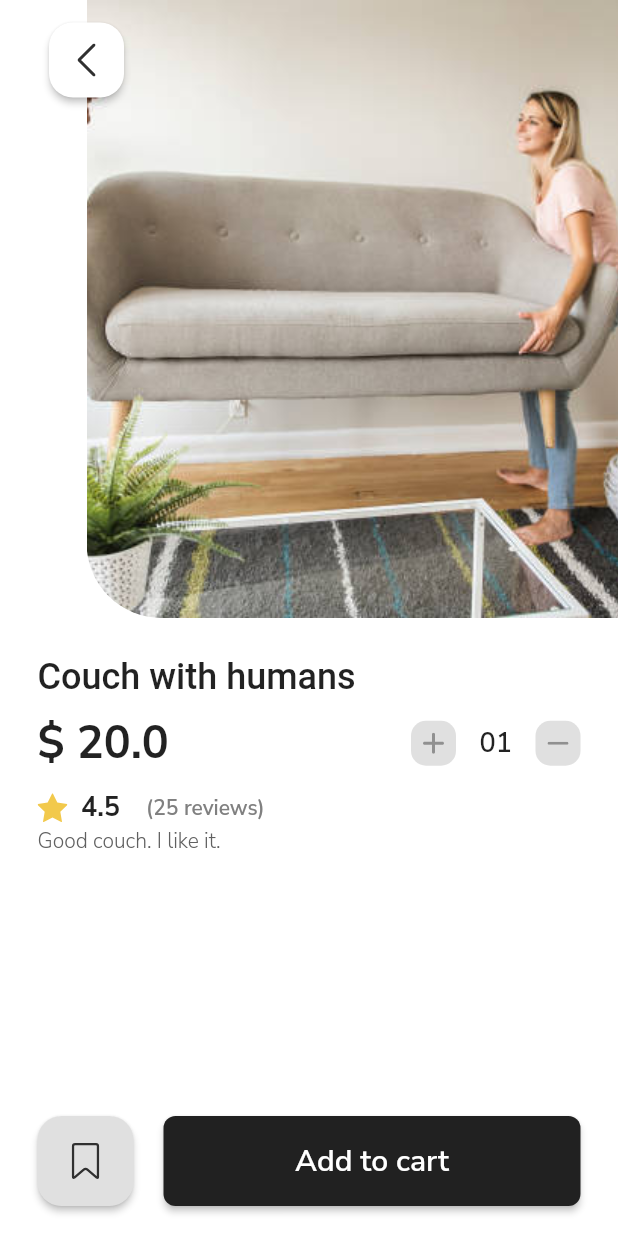
After one commit to Emperator122/furniture_design_flutter, a Flutter app: the HomePage screen opened directly, after a tap on "Couch with humans", on a phone screen of 412 x 824 dp. The commit adds this screen. Run offline on Flutter 3.47's test engine with Material 2 defaults, Android fonts, the phone set to English and light mode, and no system bars; our stand-ins replace bloc, flutter_svg, google_fonts; Roboto replaces fonts that are missing (Gelasio).

Commit message:
product screen

```diff
--- a/lib/home/categories_widget.dart
+++ b/lib/home/categories_widget.dart
@@ -1,6 +1,6 @@
 import 'package:flutter/material.dart';
 import 'package:flutter_svg/flutter_svg.dart';
-import 'package:furniture/home/models/item_category.dart';
+import 'package:furniture/home/models/product_category.dart';
 import 'package:furniture/home/resources.dart';
 import 'package:furniture/misc/value_cubit.dart';
 import 'package:furniture/ui/colors.dart';
--- a/lib/home/home_page.dart
+++ b/lib/home/home_page.dart
@@ -1,8 +1,9 @@
 import 'package:flutter/material.dart';
 import 'package:flutter_svg/flutter_svg.dart';
 import 'package:furniture/home/categories_widget.dart';
-import 'package:furniture/home/models/item_category.dart';
+import 'package:furniture/home/models/product_category.dart';
 import 'package:furniture/home/product_grid_item.dart';
+import 'package:furniture/home/product/product_page.dart';
 import 'package:furniture/home/resources.dart';
 import 'package:furniture/misc/value_cubit.dart';
 import 'package:furniture/ui/colors.dart';
@@ -91,7 +92,7 @@ class HomePageState extends State<HomePage> {
     final ratio = (MediaQuery.of(context).size.width / 2 -
             2 * HomeSizes.productsListMargin -
             HomeSizes.productsListMargin) /
-        (HomeSizes.productImageHeight+10);
+        (HomeSizes.productImageHeight + 10);
     return SingleChildScrollView(
       physics: const BouncingScrollPhysics(),
       child: Column(
@@ -117,7 +118,11 @@ class HomePageState extends State<HomePage> {
                   (product) => ProductGridItem(
                     product: product,
                     onTap: () {
-                      return;
+                      Navigator.of(context).push(
+                        MaterialPageRoute(
+                          builder: (context) => ProductPage(product: product),
+                        ),
+                      );
                     },
                   ),
                 )
--- a/lib/home/models/product.dart
+++ b/lib/home/models/product.dart
@@ -1,5 +1,3 @@
-import 'package:flutter/foundation.dart';
-
 class Product {
   final String name;
   final double price;
--- /dev/null
+++ b/lib/home/product/back_button.dart
@@ -0,0 +1,35 @@
+import 'package:flutter/material.dart';
+import 'package:flutter_svg/flutter_svg.dart';
+import 'package:furniture/home/product/resources.dart';
+import 'package:furniture/ui/colors.dart';
+import 'package:furniture/ui/icons.dart';
+
+class ProductBackButton extends StatelessWidget {
+  final void Function()? onPressed;
+
+  const ProductBackButton({Key? key, this.onPressed,}) : super(key: key);
+
+  @override
+  Widget build(BuildContext context) {
+    return SizedBox(
+      width: ProductSizes.backButtonSize,
+      height: ProductSizes.backButtonSize,
+      child: ElevatedButton(
+        onPressed: onPressed,
+        child: SvgPicture.asset(
+          ApplicationIcons.backButton,
+          fit: BoxFit.scaleDown,
+        ),
+        style: ElevatedButton.styleFrom(
+          primary: ApplicationColors.white,
+          shape: RoundedRectangleBorder(
+            borderRadius: BorderRadius.circular(
+              ProductSizes.favouriteButtonBorderRadius,
+            ),
+          ),
+        ),
+      ),
+    );
+  }
+
+}
--- /dev/null
+++ b/lib/home/product/product_image_widget.dart
@@ -0,0 +1,30 @@
+import 'package:flutter/material.dart';
+import 'package:furniture/home/product/resources.dart';
+
+class ProductImage extends StatelessWidget {
+  final String image;
+  final double? height;
+  final double? width;
+
+  const ProductImage({
+    Key? key,
+    required this.image,
+    this.height,
+    this.width
+  }) : super(key: key);
+
+  @override
+  Widget build(BuildContext context) {
+    return ClipRRect(
+      borderRadius: const BorderRadius.only(
+        bottomLeft: Radius.circular(ProductSizes.imageBottomLeftBorderRadius),
+      ),
+      child: Image.asset(
+        image,
+        fit: BoxFit.cover,
+        height: height,
+        width: width,
+      ),
+    );
+  }
+}
--- /dev/null
+++ b/lib/home/product/product_page.dart
@@ -0,0 +1,253 @@
+import 'dart:async';
+
+import 'package:flutter/material.dart';
+import 'package:flutter_svg/flutter_svg.dart';
+import 'package:furniture/home/models/product.dart';
+import 'package:furniture/home/product/back_button.dart';
+import 'package:furniture/home/product/product_image_widget.dart';
+import 'package:furniture/home/product/resources.dart';
+import 'package:furniture/home/resources.dart';
+import 'package:furniture/misc/value_cubit.dart';
+import 'package:furniture/ui/colors.dart';
+import 'package:furniture/ui/product_counter_widget.dart';
+import 'package:furniture/ui/text_style.dart';
+
+class ProductVM {
+  late final ValueCubit<int> valueController;
+  late final List<StreamSubscription> streams;
+
+  ProductVM() {
+    streams = <StreamSubscription>[];
+
+    valueController = ValueCubit<int>(1);
+
+    streams.add(
+      valueController.stream.listen((state) {
+        if (state <= 0) {
+          valueController.state++;
+        }
+      }),
+    );
+  }
+
+  void close() {
+    valueController.close();
+    for (final stream in streams) {
+      stream.cancel();
+    }
+  }
+}
+
+class ProductPage extends StatefulWidget {
+  final Product product;
+
+  const ProductPage({
+    Key? key,
+    required this.product,
+  }) : super(key: key);
+
+  @override
+  State<StatefulWidget> createState() {
+    return ProductPageState();
+  }
+}
+
+class ProductPageState extends State<ProductPage> {
+  late final ProductVM _vm;
+
+  @override
+  void initState() {
+    _vm = ProductVM();
+    super.initState();
+  }
+
+  @override
+  void dispose() {
+    _vm.close();
+    super.dispose();
+  }
+
+  @override
+  Widget build(BuildContext context) {
+    final size = MediaQuery.of(context).size;
+    return Scaffold(
+      body: Stack(
+        children: [
+          Column(
+            crossAxisAlignment: CrossAxisAlignment.stretch,
+            children: [
+              Padding(
+                padding: EdgeInsets.only(
+                    left: size.width * ProductSizes.imageLeftPaddingMultiplier),
+                child: ProductImage(
+                  image: widget.product.image,
+                  height: size.height * ProductSizes.imageHeightMultiplier,
+                ),
+              ),
+              const SizedBox(
+                height: ProductSizes.imageBottomMargin,
+              ),
+              Expanded(
+                child: Padding(
+                  padding: const EdgeInsets.symmetric(
+                    horizontal: ProductSizes.productInformationPadding,
+                  ),
+                  child: _buildProductInformation(),
+                ),
+              ),
+            ],
+          ),
+          SafeArea(
+            child: Padding(
+              padding: EdgeInsets.only(
+                left: size.width * ProductSizes.imageLeftPaddingMultiplier -
+                    ProductSizes.backButtonSize / 2,
+                top: ProductSizes.backButtonTopMargin,
+              ),
+              child: ProductBackButton(
+                onPressed: () => Navigator.of(context).pop(),
+              ),
+            ),
+          ),
+        ],
+      ),
+    );
+  }
+
+  Widget _buildProductInformation() {
+    return Column(
+      crossAxisAlignment: CrossAxisAlignment.start,
+      children: [
+        MyText.h2(
+          widget.product.name,
+          fontFamily: MyTextFontFamily.gelasio,
+          customStyle: const TextStyle(
+            fontWeight: FontWeight.w500,
+          ),
+        ),
+        const SizedBox(
+          height: ProductSizes.defaultMargin,
+        ),
+        _buildCostAndCountRow(),
+        const SizedBox(
+          height: ProductSizes.defaultMargin,
+        ),
+        _buildRatingRow(),
+        Expanded(
+          child: MyText.h5(
+            widget.product.description,
+            color: ApplicationColors.textGray3,
+            textAlign: TextAlign.justify,
+            customStyle: const TextStyle(
+              fontWeight: FontWeight.w300,
+            ),
+          ),
+        ),
+        const SizedBox(
+          height: ProductSizes.defaultMargin,
+        ),
+        _buildButtons(),
+        const SizedBox(
+          height: ProductSizes.buttonsBottomMargin,
+        ),
+      ],
+    );
+  }
+
+  Widget _buildButtons() {
+    return SafeArea(
+      top: false,
+      child: Row(
+        crossAxisAlignment: CrossAxisAlignment.end,
+        children: [
+          ElevatedButton(
+            onPressed: () {},
+            child: SvgPicture.asset(
+              ProductIcons.addToFavourite,
+            ),
+            style: ElevatedButton.styleFrom(
+              primary: ApplicationColors.textGray4,
+              fixedSize: const Size(
+                ProductSizes.buttonsHeight,
+                ProductSizes.buttonsHeight,
+              ),
+              shape: RoundedRectangleBorder(
+                borderRadius: BorderRadius.circular(
+                  ProductSizes.favouriteButtonBorderRadius,
+                ),
+              ),
+            ),
+          ),
+          const SizedBox(
+            width: ProductSizes.buttonsRightMargin,
+          ),
+          Expanded(
+            child: SizedBox(
+              height: ProductSizes.buttonsHeight,
+              child: ElevatedButton(
+                onPressed: () {},
+                child: MyText.custom(
+                  ProductStrings.addToCartButtonText,
+                  fontSize: ProductSizes.addToFavouriteTextSize,
+                  customStyle: const TextStyle(
+                    fontWeight: FontWeight.w600,
+                  ),
+                ),
+              ),
+            ),
+          ),
+        ],
+      ),
+    );
+  }
+
+  Widget _buildCostAndCountRow() {
+    return Row(
+      mainAxisAlignment: MainAxisAlignment.spaceBetween,
+      children: [
+        MyText.h1(
+          '${HomeStrings.currencySymbol} ${widget.product.price}',
+          customStyle: const TextStyle(
+            fontWeight: FontWeight.bold,
+          ),
+        ),
+        SizedBox(
+          width: ProductSizes.productCounterWidth,
+          child: ProductCounter(
+            countController: _vm.valueController,
+          ),
+        ),
+      ],
+    );
+  }
+
+  Widget _buildRatingRow() {
+    return Row(
+      mainAxisAlignment: MainAxisAlignment.start,
+      children: [
+        Expanded(
+          flex: 2,
+          child: SvgPicture.asset(
+            ProductIcons.star,
+            alignment: Alignment.centerLeft,
+          ),
+        ),
+        Expanded(
+          flex: 3,
+          child: MyText.h3(
+            widget.product.rating.toString(),
+            customStyle: const TextStyle(fontWeight: FontWeight.bold),
+          ),
+        ),
+        Expanded(
+          flex: 20,
+          child: MyText.h5(
+            ProductStrings.getReviewsCountText(widget.product.reviewsCount),
+            color: ApplicationColors.textGray2,
+            customStyle: const TextStyle(fontWeight: FontWeight.w600),
+          ),
+        ),
+      ],
+    );
+  }
+}
--- /dev/null
+++ b/lib/home/product/resources.dart
@@ -0,0 +1,41 @@
+class ProductIcons {
+  static const addToFavourite = 'assets/home/add_to_favourite.svg';
+  static const minus = 'assets/home/minus_icon.svg';
+  static const plus = 'assets/home/plus_icon.svg';
+  static const star = 'assets/home/star.svg';
+
+  ProductIcons._();
+}
+
+class ProductStrings {
+  static const addToCartButtonText = 'Add to cart';
+  static String getReviewsCountText(int count) => '($count reviews)';
+
+  static String counterTextFormatter(int count) {
+    if(count < 10) {
+      return '0$count';
+    }
+    return count.toString();
+  }
+
+  ProductStrings._();
+}
+
+class ProductSizes {
+  static const imageLeftPaddingMultiplier = 0.14;
+  static const imageHeightMultiplier = 0.5;
+  static const imageBottomLeftBorderRadius = 50.0;
+  static const imageBottomMargin = 25.0;
+  static const productInformationPadding = 25.0;
+  static const defaultMargin = 10.0;
+  static const productCounterWidth = 113.0;
+  static const addToFavouriteTextSize = 20.0;
+  static const buttonsBottomMargin = 20.0;
+  static const buttonsRightMargin = 20.0;
+  static const buttonsHeight = 60.0;
+  static const favouriteButtonBorderRadius = 16.0;
+  static const backButtonSize = 50.0;
+  static const backButtonTopMargin = 15.0;
+
+  ProductSizes._();
+}
--- a/lib/home/product_grid_item.dart
+++ b/lib/home/product_grid_item.dart
@@ -18,7 +18,9 @@ class ProductGridItem extends StatelessWidget {
 
   @override
   Widget build(BuildContext context) {
-    return Column(
+    return GestureDetector(
+      onTap: onTap,
+      child: Column(
         crossAxisAlignment: CrossAxisAlignment.start,
         children: [
           Stack(
@@ -58,6 +60,7 @@ class ProductGridItem extends StatelessWidget {
             overflow: TextOverflow.ellipsis,
           ),
         ],
+      ),
     );
   }
 }
@@ -119,7 +122,15 @@ extension ProductGridItemExt on ProductGridItem {
         name: 'Red lamp',
         price: randomPrice(),
         image: '$path/lamp_2.jpg',
-        description: 'Red lamp',
+        description: 'Human beings have been making useful, attractive objects '
+            'since time immemorial – including lighting.  Simple stone oil '
+            'lamps emerged in the Neolithic era, and by the 7th century BC '
+            'the Ancient Greeks were making elaborate decorative terracotta '
+            'versions, with ornamentation extending far beyond the lamp’s '
+            'practical purpose. The industrial revolution began in Britain and '
+            'spread around the world in the late 18th and early 19th century. '
+            'Before it, the person who conceived a product and the person who '
+            'physically made it were usually one and the same.',
         reviewsCount: 9,
         rating: 1.5,
       ),
--- a/lib/main.dart
+++ b/lib/main.dart
@@ -3,7 +3,6 @@ import 'package:flutter/services.dart';
 import 'package:furniture/registration/boarding_page.dart';
 import 'package:furniture/ui/colors.dart';
 import 'package:google_fonts/google_fonts.dart';
-
 
 void main() {
   runApp(const MyApp());
@@ -21,18 +20,18 @@ class MyApp extends StatelessWidget {
         scaffoldBackgroundColor: ApplicationColors.white,
         textTheme: GoogleFonts.nunitoSansTextTheme(),
         elevatedButtonTheme: ElevatedButtonThemeData(
-            style: ElevatedButton.styleFrom(
-              primary: ApplicationColors.buttonColor,
-            )
+          style: ElevatedButton.styleFrom(
+            primary: ApplicationColors.buttonColor,
+            shape: RoundedRectangleBorder(
+              borderRadius: BorderRadius.circular(8),
+            ),
+          ),
         ),
         appBarTheme: const AppBarTheme(
-          backgroundColor: ApplicationColors.white,
-          titleTextStyle: TextStyle(color: ApplicationColors.black),
-          elevation: 0.0,
-          iconTheme: IconThemeData(
-            color: Colors.black
-          )
-        ),
+            backgroundColor: ApplicationColors.white,
+            titleTextStyle: TextStyle(color: ApplicationColors.black),
+            elevation: 0.0,
+            iconTheme: IconThemeData(color: Colors.black)),
       ),
       home: const BoardingPage(),
     );
--- a/lib/ui/colors.dart
+++ b/lib/ui/colors.dart
@@ -7,6 +7,7 @@ class ApplicationColors {
   static const textGray = Color(0xFF909090);
   static const textGray2 = Color(0xFF808080);
   static const textGray3 = Color(0xFF606060);
+  static const textGray4 = Color(0xFFE0E0E0);
   static const blurGray = Color(0xFFF0F0F0);
 
 
--- /dev/null
+++ b/lib/ui/icons.dart
@@ -0,0 +1,4 @@
+class ApplicationIcons {
+  static const backButton = 'assets/appBar/back_button.svg';
+  ApplicationIcons._();
+}
--- /dev/null
+++ b/lib/ui/product_counter_widget.dart
@@ -0,0 +1,66 @@
+import 'package:flutter/material.dart';
+import 'package:flutter_svg/flutter_svg.dart';
+import 'package:furniture/home/product/resources.dart';
+import 'package:furniture/misc/value_cubit.dart';
+import 'package:furniture/ui/colors.dart';
+import 'package:furniture/ui/text_style.dart';
+
+const _buttonSize = 30.0;
+const _color = ApplicationColors.textGray4;
+const _borderRadius = 10.0;
+
+class ProductCounter extends StatelessWidget {
+  final ValueCubit<int> countController;
+
+  const ProductCounter({
+    Key? key,
+    required this.countController,
+  }) : super(key: key);
+
+  @override
+  Widget build(BuildContext context) {
+    return Row(
+      mainAxisAlignment: MainAxisAlignment.spaceBetween,
+      children: [
+        InkResponse(
+          radius: _buttonSize * 0.67,
+          onTap: () => countController.state++,
+          child: _buildButtonContainer(ProductIcons.plus),
+        ),
+        StreamBuilder(
+            stream: countController.stream,
+            builder: (context, _) {
+              return MyText.h3(
+                ProductStrings.counterTextFormatter(countController.state),
+                overflow: TextOverflow.ellipsis,
+                customStyle: const TextStyle(
+                  fontWeight: FontWeight.w600,
+                ),
+              );
+            }),
+        InkResponse(
+          radius: _buttonSize * 0.67,
+          onTap: () => countController.state--,
+          child: _buildButtonContainer(ProductIcons.minus),
+        ),
+      ],
+    );
+  }
+
+  Widget _buildButtonContainer(String assetName) {
+    return Container(
+      height: _buttonSize,
+      width: _buttonSize,
+      decoration: const BoxDecoration(
+        color: _color,
+        borderRadius: BorderRadius.all(
+          Radius.circular(_borderRadius),
+        ),
+      ),
+      child: SvgPicture.asset(
+        assetName,
+        fit: BoxFit.scaleDown,
+      ),
+    );
+  }
+}
--- a/lib/ui/text_style.dart
+++ b/lib/ui/text_style.dart
@@ -7,6 +7,7 @@ class MyText {
     String text, {
     Color? color,
     MyTextFontFamily fontFamily = MyTextFontFamily.nunitoSans,
+    TextAlign? textAlign,
     TextStyle? customStyle,
     int? maxLines,
     TextOverflow? overflow,
@@ -15,6 +16,7 @@ class MyText {
       text,
       maxLines: maxLines,
       overflow: overflow,
+      textAlign: textAlign,
       style: fontFamily.textStyle(
         textStyle: customStyle,
         color: color,
@@ -27,6 +29,7 @@ class MyText {
     String text, {
     Color? color,
     MyTextFontFamily fontFamily = MyTextFontFamily.nunitoSans,
+    TextAlign? textAlign,
     TextStyle? customStyle,
     int? maxLines,
     TextOverflow? overflow,
@@ -35,6 +38,7 @@ class MyText {
       text,
       maxLines: maxLines,
       overflow: overflow,
+      textAlign: textAlign,
       style: fontFamily.textStyle(
         textStyle: customStyle,
         color: color,
@@ -47,6 +51,7 @@ class MyText {
     String text, {
     Color? color,
     MyTextFontFamily fontFamily = MyTextFontFamily.nunitoSans,
+    TextAlign? textAlign,
     TextStyle? customStyle,
     int? maxLines,
     TextOverflow? overflow,
@@ -55,6 +60,7 @@ class MyText {
       text,
       maxLines: maxLines,
       overflow: overflow,
+      textAlign: textAlign,
       style: fontFamily.textStyle(
         textStyle: customStyle,
         color: color,
@@ -67,6 +73,7 @@ class MyText {
     String text, {
     Color? color,
     MyTextFontFamily fontFamily = MyTextFontFamily.nunitoSans,
+    TextAlign? textAlign,
     TextStyle? customStyle,
     int? maxLines,
     TextOverflow? overflow,
@@ -75,6 +82,7 @@ class MyText {
       text,
       maxLines: maxLines,
       overflow: overflow,
+      textAlign: textAlign,
       style: fontFamily.textStyle(
         textStyle: customStyle,
         color: color,
@@ -87,6 +95,7 @@ class MyText {
     String text, {
     Color? color,
     MyTextFontFamily fontFamily = MyTextFontFamily.nunitoSans,
+    TextAlign? textAlign,
     TextStyle? customStyle,
     int? maxLines,
     TextOverflow? overflow,
@@ -95,6 +104,7 @@ class MyText {
       text,
       maxLines: maxLines,
       overflow: overflow,
+      textAlign: textAlign,
       style: fontFamily.textStyle(
         textStyle: customStyle,
         color: color,
@@ -107,6 +117,7 @@ class MyText {
     String text, {
     Color? color,
     MyTextFontFamily fontFamily = MyTextFontFamily.nunitoSans,
+    TextAlign? textAlign,
     TextStyle? customStyle,
     int? maxLines,
     TextOverflow? overflow,
@@ -115,10 +126,34 @@ class MyText {
       text,
       maxLines: maxLines,
       overflow: overflow,
+      textAlign: textAlign,
       style: fontFamily.textStyle(
         textStyle: customStyle,
         color: color,
         fontSize: 12,
+      ),
+    );
+  }
+
+  static Text custom(
+      String text, {
+        required double fontSize,
+        Color? color,
+        MyTextFontFamily fontFamily = MyTextFontFamily.nunitoSans,
+        TextAlign? textAlign,
+        TextStyle? customStyle,
+        int? maxLines,
+        TextOverflow? overflow,
+      }) {
+    return Text(
+      text,
+      maxLines: maxLines,
+      overflow: overflow,
+      textAlign: textAlign,
+      style: fontFamily.textStyle(
+        textStyle: customStyle,
+        color: color,
+        fontSize: fontSize,
       ),
     );
   }
```
Also changed, not shown: assets/appBar/back_button.svg (added), assets/home/add_to_favourite.svg (added), assets/home/cats_lamp.svg, assets/home/minus_icon.svg (added), assets/home/plus_icon.svg (added), assets/home/star.svg (added), lib/home/models/product_category.dart (renamed from lib/home/models/item_category.dart). Lines whose indentation alone changed are shown as unchanged.
